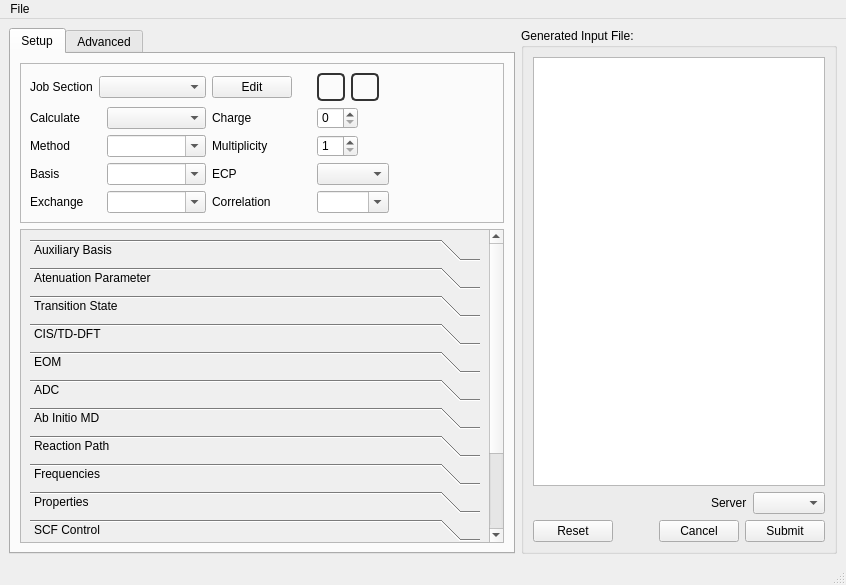
Qt form src/Qui/QuiMainWindow.ui (nutjunkie/IQmol) before a commit.
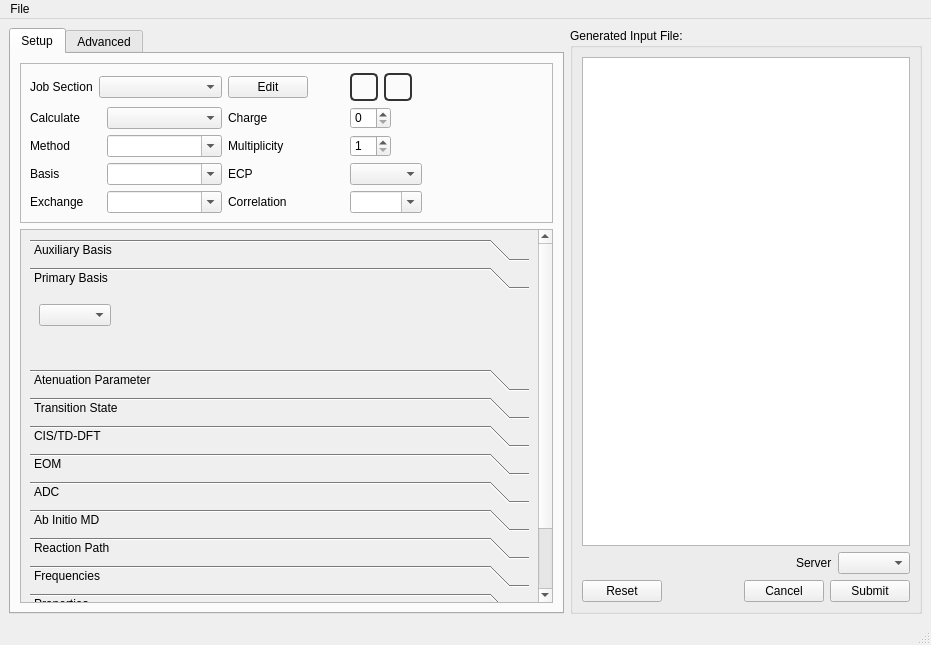
The same form after that commit. The open tabs and pages were chosen to show the change. Icons and pictures are not drawn.

Patch:
```diff
--- a/src/Qui/QuiMainWindow.ui
+++ b/src/Qui/QuiMainWindow.ui
@@ -6,8 +6,8 @@
    <rect>
     <x>0</x>
     <y>0</y>
-    <width>846</width>
-    <height>585</height>
+    <width>931</width>
+    <height>645</height>
    </rect>
   </property>
   <property name="windowTitle">
@@ -446,8 +446,8 @@
             <rect>
              <x>0</x>
              <y>0</y>
-             <width>448</width>
-             <height>414</height>
+             <width>523</width>
+             <height>482</height>
             </rect>
            </property>
            <layout class="QVBoxLayout" name="verticalLayout_7">
@@ -460,7 +460,7 @@
                <number>3</number>
               </property>
               <property name="tabSpacing">
-               <number>6</number>
+               <number>-1</number>
               </property>
               <widget class="QWidget" name="pageAuxiliaryBasis">
                <property name="geometry">
@@ -517,6 +517,46 @@
                 </item>
                </layout>
               </widget>
+              <widget class="QWidget" name="pagePrimaryBasis">
+               <attribute name="label">
+                <string>Primary Basis</string>
+               </attribute>
+               <layout class="QVBoxLayout" name="verticalLayout_33">
+                <item>
+                 <layout class="QHBoxLayout" name="horizontalLayout_9">
+                  <item>
+                   <widget class="QComboBox" name="qui_primary_basis"/>
+                  </item>
+                  <item>
+                   <spacer name="horizontalSpacer_39">
+                    <property name="orientation">
+                     <enum>Qt::Horizontal</enum>
+                    </property>
+                    <property name="sizeHint" stdset="0">
+                     <size>
+                      <width>40</width>
+                      <height>20</height>
+                     </size>
+                    </property>
+                   </spacer>
+                  </item>
+                 </layout>
+                </item>
+                <item>
+                 <spacer name="verticalSpacer_4">
+                  <property name="orientation">
+                   <enum>Qt::Vertical</enum>
+                  </property>
+                  <property name="sizeHint" stdset="0">
+                   <size>
+                    <width>20</width>
+                    <height>197</height>
+                   </size>
+                  </property>
+                 </spacer>
+                </item>
+               </layout>
+              </widget>
               <widget class="QWidget" name="pageAtenuationParameter">
                <property name="geometry">
                 <rect>
@@ -6599,7 +6639,7 @@
     <rect>
      <x>0</x>
      <y>0</y>
-     <width>846</width>
+     <width>931</width>
      <height>22</height>
     </rect>
    </property>
```
Left out of the diff: 39 changed lines with no effect on the pictures.
